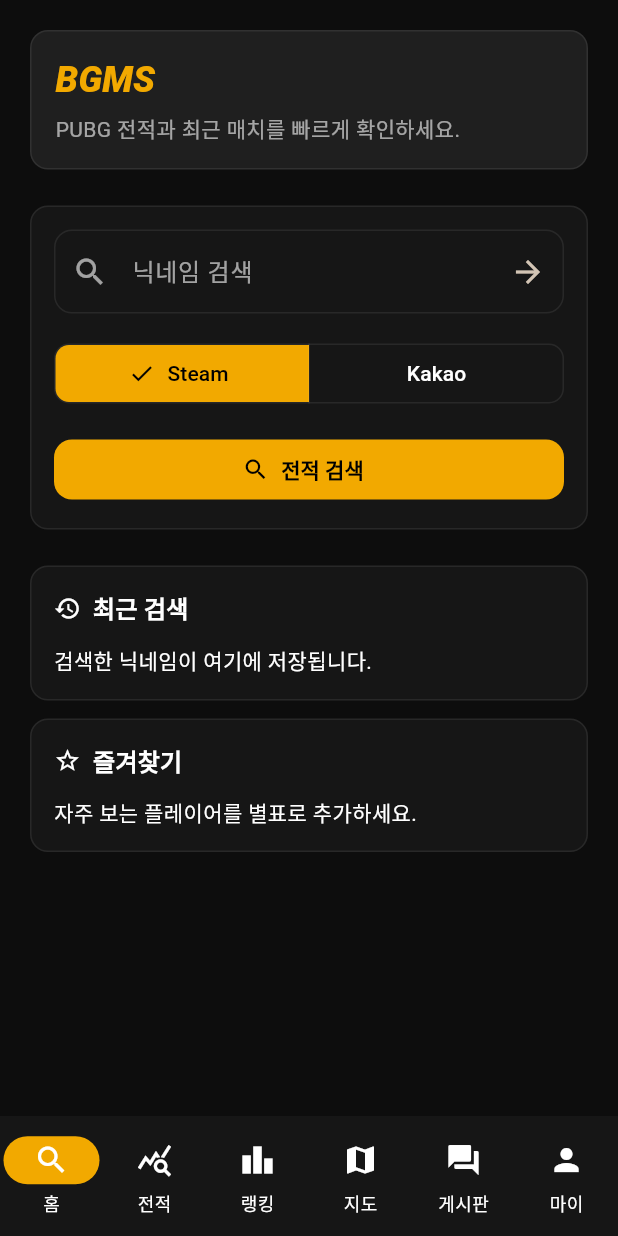
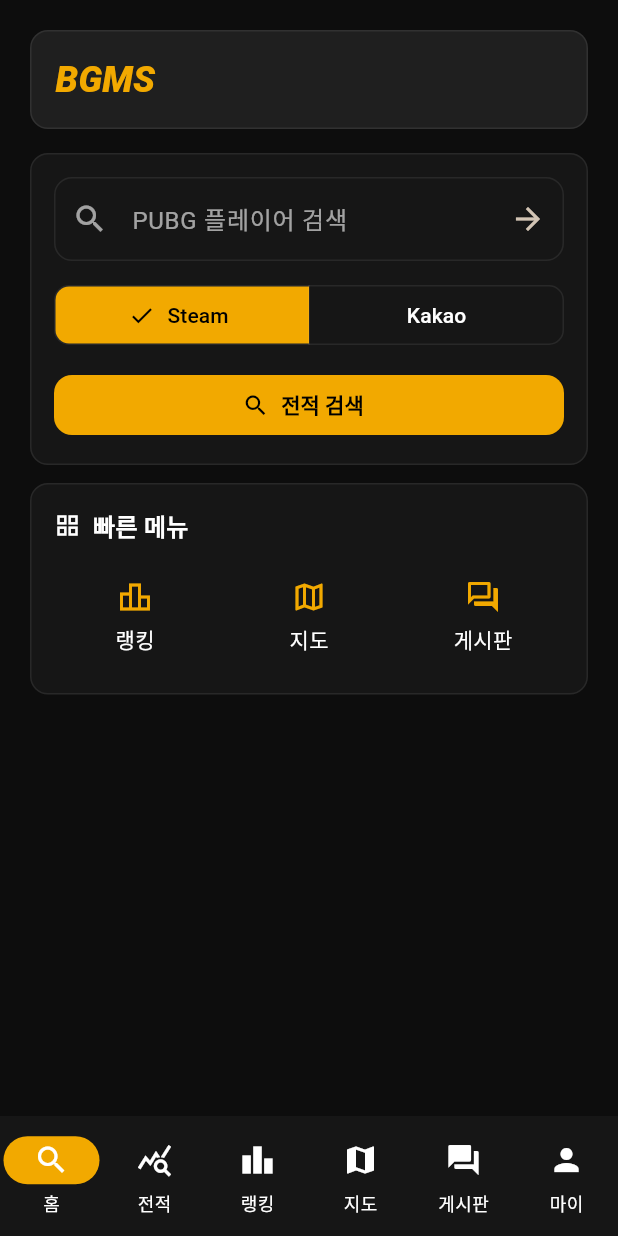
Before and after one commit to ka6865/bmgs-app, a Flutter app: the screen it shows after launch, on a phone screen of 412 x 824 dp. Run offline on Flutter 3.47's test engine with Material 3 defaults, Android fonts, the phone set to English and light mode, and no system bars; our stand-ins replace dio, flutter_riverpod, go_router, shared_preferences, supabase_flutter; accounts and stored records are empty.

Commit message:
feat: 홈 개인화 대시보드 구현

```diff
--- a/lib/features/home/home_screen.dart
+++ b/lib/features/home/home_screen.dart
@@ -5,6 +5,7 @@
 import '../../core/player/player_search_flow.dart';
 import '../../core/storage/local_player_store.dart';
 import '../../core/widgets/bgms_brand_header.dart';
+import 'widgets/home_dashboard_sections.dart';
 
 class HomeScreen extends StatefulWidget {
   const HomeScreen({super.key});
@@ -94,26 +95,18 @@
     }
   }
 
-  Future<void> _toggleFavorite(StoredPlayer player) async {
-    await _store?.toggleFavorite(player.nickname, platform: player.platform);
-    await _refreshPlayers();
-  }
-
-  Future<void> _clearRecentSearches() async {
-    await _store?.clearRecentSearches();
-    await _refreshPlayers();
-  }
-
   @override
   Widget build(BuildContext context) {
-    return ListView(
+    final latestPlayer = _recentPlayers.isEmpty ? null : _recentPlayers.first;
+    final remainingRecent = _recentPlayers.skip(1).toList();
+
+    return SingleChildScrollView(
       padding: const EdgeInsets.all(20),
+      child: Column(
+        crossAxisAlignment: CrossAxisAlignment.stretch,
         children: [
-        const BgmsBrandHeader(
-          title: 'BGMS',
-          subtitle: 'PUBG 전적과 최근 매치를 빠르게 확인하세요.',
-        ),
-        const SizedBox(height: 24),
+          const BgmsBrandHeader(title: 'BGMS'),
+          const SizedBox(height: 16),
           Card(
             child: Padding(
               padding: const EdgeInsets.all(16),
@@ -129,7 +122,7 @@
                     },
                     onSubmitted: (_) => _search(),
                     decoration: InputDecoration(
-                    labelText: '닉네임 검색',
+                      labelText: 'PUBG 플레이어 검색',
                       hintText: 'KangHeeSung_',
                       errorText: _nicknameError,
                       prefixIcon: const Icon(Icons.search),
@@ -139,14 +132,16 @@
                             ? const SizedBox(
                                 width: 18,
                                 height: 18,
-                              child: CircularProgressIndicator(strokeWidth: 2),
+                                child: CircularProgressIndicator(
+                                  strokeWidth: 2,
+                                ),
                               )
                             : const Icon(Icons.arrow_forward),
                         tooltip: '검색',
                       ),
                     ),
                   ),
-                const SizedBox(height: 16),
+                  const SizedBox(height: 12),
                   SizedBox(
                     width: double.infinity,
                     child: SegmentedButton<String>(
@@ -160,7 +155,7 @@
                       },
                     ),
                   ),
-                const SizedBox(height: 16),
+                  const SizedBox(height: 12),
                   SizedBox(
                     width: double.infinity,
                     child: FilledButton.icon(
@@ -179,121 +174,41 @@
               ),
             ),
           ),
-        const SizedBox(height: 24),
-        _PlayerSection(
-          title: '최근 검색',
-          icon: Icons.history,
-          players: _recentPlayers,
-          favorites: _favoritePlayers,
+          if (latestPlayer != null) ...[
+            const SizedBox(height: 12),
+            ContinuePlayerCard(
+              player: latestPlayer,
+              onTap: () => _search(
+                nickname: latestPlayer.nickname,
+                platform: latestPlayer.platform,
+              ),
+            ),
+          ],
+          if (_loadingStore || _favoritePlayers.isNotEmpty) ...[
+            const SizedBox(height: 12),
+            FavoritePlayersSection(
+              players: _favoritePlayers,
               loading: _loadingStore,
-          emptyText: '검색한 닉네임이 여기에 저장됩니다.',
-          trailing: _recentPlayers.isEmpty
-              ? null
-              : TextButton.icon(
-                  onPressed: _clearRecentSearches,
-                  icon: const Icon(Icons.delete_outline, size: 18),
-                  label: const Text('삭제'),
-                ),
               onTap: (player) =>
                   _search(nickname: player.nickname, platform: player.platform),
-          onFavoriteTap: _toggleFavorite,
             ),
+          ],
           const SizedBox(height: 12),
-        _PlayerSection(
-          title: '즐겨찾기',
-          icon: Icons.star_outline,
-          players: _favoritePlayers,
-          favorites: _favoritePlayers,
+          HomeQuickActions(
+            onRankingsTap: () => context.go('/rankings'),
+            onMapsTap: () => context.go('/maps'),
+            onBoardTap: () => context.go('/board'),
+          ),
+          if (_loadingStore || remainingRecent.isNotEmpty) ...[
+            const SizedBox(height: 12),
+            RecentActivitySection(
+              players: remainingRecent,
               loading: _loadingStore,
-          emptyText: '자주 보는 플레이어를 별표로 추가하세요.',
               onTap: (player) =>
                   _search(nickname: player.nickname, platform: player.platform),
-          onFavoriteTap: _toggleFavorite,
             ),
           ],
-    );
-  }
-}
-
-class _PlayerSection extends StatelessWidget {
-  const _PlayerSection({
-    required this.title,
-    required this.icon,
-    required this.players,
-    required this.favorites,
-    required this.loading,
-    required this.emptyText,
-    required this.onTap,
-    required this.onFavoriteTap,
-    this.trailing,
-  });
-
-  final String title;
-  final IconData icon;
-  final List<StoredPlayer> players;
-  final List<StoredPlayer> favorites;
-  final bool loading;
-  final String emptyText;
-  final Widget? trailing;
-  final ValueChanged<StoredPlayer> onTap;
-  final ValueChanged<StoredPlayer> onFavoriteTap;
-
-  @override
-  Widget build(BuildContext context) {
-    return Card(
-      child: Padding(
-        padding: const EdgeInsets.all(16),
-        child: Column(
-          crossAxisAlignment: CrossAxisAlignment.start,
-          children: [
-            Row(
-              children: [
-                Icon(icon, size: 18),
-                const SizedBox(width: 8),
-                Expanded(
-                  child: Text(
-                    title,
-                    style: Theme.of(context).textTheme.titleMedium?.copyWith(
-                      fontWeight: FontWeight.w700,
-                    ),
-                  ),
-                ),
-                ?trailing,
         ],
-            ),
-            const SizedBox(height: 12),
-            if (loading)
-              const LinearProgressIndicator()
-            else if (players.isEmpty)
-              Text(emptyText)
-            else
-              Wrap(
-                spacing: 8,
-                runSpacing: 8,
-                children: players.map((player) {
-                  final favorite = favorites.any(
-                    (item) => item.id == player.id,
-                  );
-                  return InputChip(
-                    avatar: Icon(
-                      favorite ? Icons.star : Icons.star_border,
-                      size: 18,
-                    ),
-                    label: Text('${player.nickname} · ${player.platform}'),
-                    onPressed: () => onTap(player),
-                    onDeleted: () => onFavoriteTap(player),
-                    deleteIcon: Icon(
-                      favorite ? Icons.star : Icons.star_border,
-                      size: 18,
-                    ),
-                    deleteButtonTooltipMessage: favorite
-                        ? '즐겨찾기 해제'
-                        : '즐겨찾기 추가',
-                  );
-                }).toList(),
-              ),
-          ],
-        ),
       ),
     );
   }
--- /dev/null
+++ b/lib/features/home/widgets/home_dashboard_sections.dart
@@ -0,0 +1,324 @@
+import 'package:flutter/material.dart';
+
+import '../../../core/storage/local_player_store.dart';
+import '../../../core/theme/bgms_theme.dart';
+
+class ContinuePlayerCard extends StatelessWidget {
+  const ContinuePlayerCard({
+    super.key,
+    required this.player,
+    required this.onTap,
+  });
+
+  final StoredPlayer player;
+  final VoidCallback onTap;
+
+  @override
+  Widget build(BuildContext context) {
+    return Card(
+      child: InkWell(
+        onTap: onTap,
+        borderRadius: BorderRadius.circular(12),
+        child: SizedBox(
+          height: 76,
+          child: _ContinuePlayerContent(player: player),
+        ),
+      ),
+    );
+  }
+}
+
+class _ContinuePlayerContent extends StatelessWidget {
+  const _ContinuePlayerContent({required this.player});
+
+  final StoredPlayer player;
+
+  @override
+  Widget build(BuildContext context) {
+    return Padding(
+      padding: const EdgeInsets.symmetric(horizontal: 16),
+      child: Row(
+        children: [
+          const Icon(Icons.play_circle_outline, color: BgmsColors.accent),
+          const SizedBox(width: 12),
+          Expanded(
+            child: Column(
+              mainAxisAlignment: MainAxisAlignment.center,
+              crossAxisAlignment: CrossAxisAlignment.start,
+              children: [
+                Text(
+                  '이어서 보기',
+                  style: Theme.of(context).textTheme.labelMedium?.copyWith(
+                    color: BgmsColors.textSecondary,
+                  ),
+                ),
+                const SizedBox(height: 2),
+                Text(
+                  '${player.nickname} · ${player.platform}',
+                  maxLines: 1,
+                  overflow: TextOverflow.ellipsis,
+                  style: Theme.of(context).textTheme.titleMedium?.copyWith(
+                    fontWeight: FontWeight.w700,
+                  ),
+                ),
+              ],
+            ),
+          ),
+          const Icon(Icons.chevron_right),
+        ],
+      ),
+    );
+  }
+}
+
+class FavoritePlayersSection extends StatelessWidget {
+  const FavoritePlayersSection({
+    super.key,
+    required this.players,
+    required this.loading,
+    required this.onTap,
+  });
+
+  final List<StoredPlayer> players;
+  final bool loading;
+  final ValueChanged<StoredPlayer> onTap;
+
+  @override
+  Widget build(BuildContext context) {
+    if (!loading && players.isEmpty) return const SizedBox.shrink();
+
+    return _DashboardSection(
+      title: '즐겨찾는 플레이어',
+      icon: Icons.star_outline,
+      child: loading
+          ? const LinearProgressIndicator()
+          : SingleChildScrollView(
+              scrollDirection: Axis.horizontal,
+              child: Row(
+                children: players.take(5).map((player) {
+                  return Padding(
+                    padding: const EdgeInsets.only(right: 8),
+                    child: _FavoritePlayerButton(
+                      player: player,
+                      onTap: () => onTap(player),
+                    ),
+                  );
+                }).toList(),
+              ),
+            ),
+    );
+  }
+}
+
+class HomeQuickActions extends StatelessWidget {
+  const HomeQuickActions({
+    super.key,
+    required this.onRankingsTap,
+    required this.onMapsTap,
+    required this.onBoardTap,
+  });
+
+  final VoidCallback onRankingsTap;
+  final VoidCallback onMapsTap;
+  final VoidCallback onBoardTap;
+
+  @override
+  Widget build(BuildContext context) {
+    return _DashboardSection(
+      title: '빠른 메뉴',
+      icon: Icons.grid_view_outlined,
+      child: Row(
+        children: [
+          Expanded(
+            child: _QuickAction(
+              label: '랭킹',
+              icon: Icons.leaderboard_outlined,
+              onTap: onRankingsTap,
+            ),
+          ),
+          const SizedBox(width: 8),
+          Expanded(
+            child: _QuickAction(
+              label: '지도',
+              icon: Icons.map_outlined,
+              onTap: onMapsTap,
+            ),
+          ),
+          const SizedBox(width: 8),
+          Expanded(
+            child: _QuickAction(
+              label: '게시판',
+              icon: Icons.forum_outlined,
+              onTap: onBoardTap,
+            ),
+          ),
+        ],
+      ),
+    );
+  }
+}
+
+class RecentActivitySection extends StatelessWidget {
+  const RecentActivitySection({
+    super.key,
+    required this.players,
+    required this.loading,
+    required this.onTap,
+  });
+
+  final List<StoredPlayer> players;
+  final bool loading;
+  final ValueChanged<StoredPlayer> onTap;
+
+  @override
+  Widget build(BuildContext context) {
+    if (!loading && players.isEmpty) return const SizedBox.shrink();
+
+    return _DashboardSection(
+      title: '최근 활동',
+      icon: Icons.history,
+      child: loading
+          ? const LinearProgressIndicator()
+          : Column(
+              children: players.take(1).map((player) {
+                return _PlayerRow(player: player, onTap: () => onTap(player));
+              }).toList(),
+            ),
+    );
+  }
+}
+
+class _DashboardSection extends StatelessWidget {
+  const _DashboardSection({
+    required this.title,
+    required this.icon,
+    required this.child,
+  });
+
+  final String title;
+  final IconData icon;
+  final Widget child;
+
+  @override
+  Widget build(BuildContext context) {
+    return Card(
+      child: Padding(
+        padding: const EdgeInsets.all(16),
+        child: Column(
+          crossAxisAlignment: CrossAxisAlignment.start,
+          children: [
+            Row(
+              children: [
+                Icon(icon, size: 18),
+                const SizedBox(width: 8),
+                Text(
+                  title,
+                  style: Theme.of(context).textTheme.titleMedium?.copyWith(
+                    fontWeight: FontWeight.w700,
+                  ),
+                ),
+              ],
+            ),
+            const SizedBox(height: 12),
+            child,
+          ],
+        ),
+      ),
+    );
+  }
+}
+
+class _QuickAction extends StatelessWidget {
+  const _QuickAction({
+    required this.label,
+    required this.icon,
+    required this.onTap,
+  });
+
+  final String label;
+  final IconData icon;
+  final VoidCallback onTap;
+
+  @override
+  Widget build(BuildContext context) {
+    return InkWell(
+      onTap: onTap,
+      borderRadius: BorderRadius.circular(8),
+      child: SizedBox(
+        height: 72,
+        child: Column(
+          mainAxisAlignment: MainAxisAlignment.center,
+          children: [
+            Icon(icon, color: BgmsColors.accent),
+            const SizedBox(height: 6),
+            Text(label, maxLines: 1, overflow: TextOverflow.ellipsis),
+          ],
+        ),
+      ),
+    );
+  }
+}
+
+class _PlayerRow extends StatelessWidget {
+  const _PlayerRow({required this.player, required this.onTap});
+
+  final StoredPlayer player;
+  final VoidCallback onTap;
+
+  @override
+  Widget build(BuildContext context) {
+    return InkWell(
+      onTap: onTap,
+      borderRadius: BorderRadius.circular(8),
+      child: SizedBox(
+        height: 48,
+        child: Row(
+          children: [
+            const Icon(Icons.person_outline, size: 20),
+            const SizedBox(width: 12),
+            Expanded(
+              child: Text(
+                '${player.nickname} · ${player.platform}',
+                maxLines: 1,
+                overflow: TextOverflow.ellipsis,
+              ),
+            ),
+            const Icon(Icons.chevron_right, size: 20),
+          ],
+        ),
+      ),
+    );
+  }
+}
+
+class _FavoritePlayerButton extends StatelessWidget {
+  const _FavoritePlayerButton({required this.player, required this.onTap});
+
+  final StoredPlayer player;
+  final VoidCallback onTap;
+
+  @override
+  Widget build(BuildContext context) {
+    return InkWell(
+      onTap: onTap,
+      borderRadius: BorderRadius.circular(8),
+      child: SizedBox(
+        width: 148,
+        height: 48,
+        child: Row(
+          children: [
+            const Icon(Icons.star, size: 18, color: BgmsColors.accent),
+            const SizedBox(width: 8),
+            Expanded(
+              child: Text(
+                '${player.nickname} · ${player.platform}',
+                maxLines: 1,
+                overflow: TextOverflow.ellipsis,
+              ),
+            ),
+          ],
+        ),
+      ),
+    );
+  }
+}
```
Also changed, not shown: 1 other file. Lines whose indentation alone changed are shown as unchanged.
